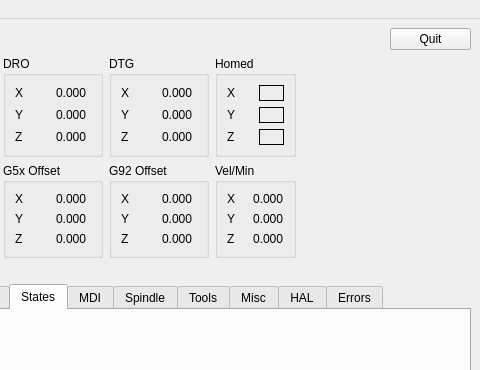
jethornton/flexgui, file examples/testgui/test.ui: the form before one commit; both pictures show x 409 to 889 and y 0 to 370 of the 889 by 766 pixel window.
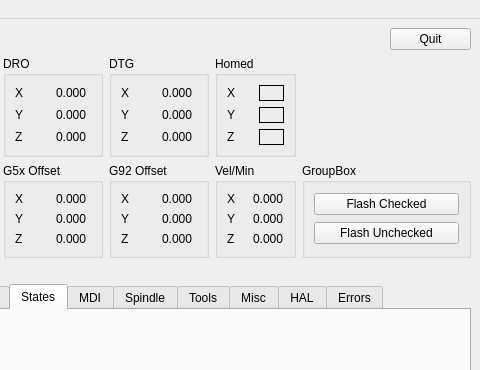
The form after the commit.

What changed in the file:
```diff
--- a/examples/testgui/test.ui
+++ b/examples/testgui/test.ui
@@ -2434,6 +2434,41 @@
       </layout>
      </widget>
     </item>
+    <item row="2" column="7" colspan="2">
+     <widget class="QGroupBox" name="groupBox_21">
+      <property name="title">
+       <string>GroupBox</string>
+      </property>
+      <layout class="QVBoxLayout" name="verticalLayout_11">
+       <item>
+        <widget class="QPushButton" name="flashing_checked_pb">
+         <property name="text">
+          <string>Flash Checked</string>
+         </property>
+         <property name="checkable">
+          <bool>true</bool>
+         </property>
+         <property name="flash_state" stdset="0">
+          <string>checked</string>
+         </property>
+        </widget>
+       </item>
+       <item>
+        <widget class="QPushButton" name="flash_unchecked_pb">
+         <property name="text">
+          <string>Flash Unchecked</string>
+         </property>
+         <property name="checkable">
+          <bool>true</bool>
+         </property>
+         <property name="flash_state" stdset="0">
+          <string>unchecked</string>
+         </property>
+        </widget>
+       </item>
+      </layout>
+     </widget>
+    </item>
    </layout>
   </widget>
   <widget class="QMenuBar" name="menubar">
```
